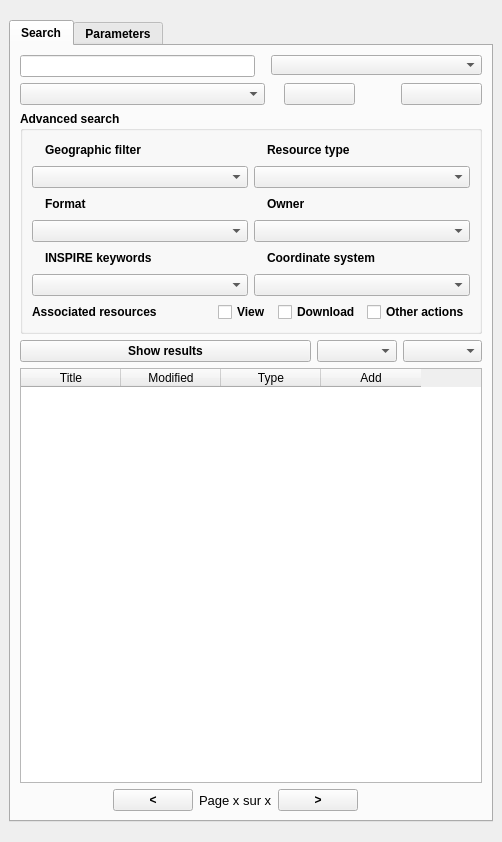
Above: ui/isogeo_dockwidget_base.ui from isogeo/isogeo-plugin-qgis before the change. Below: the same form after it.
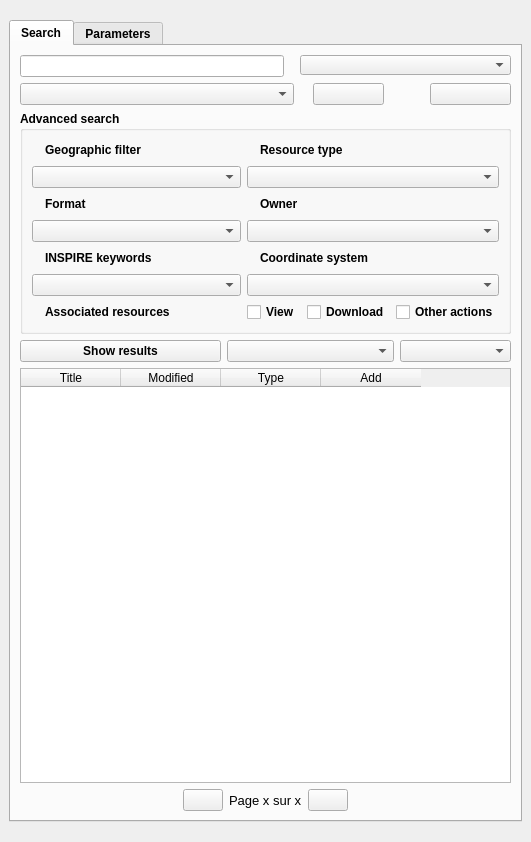
That is the form after the change. Icons and pictures are not drawn. Custom widgets are drawn as their Qt base class.

Diff of the .ui file:
```diff
--- a/ui/isogeo_dockwidget_base.ui
+++ b/ui/isogeo_dockwidget_base.ui
@@ -6,13 +6,13 @@
    <rect>
     <x>0</x>
     <y>0</y>
-    <width>502</width>
+    <width>531</width>
     <height>842</height>
    </rect>
   </property>
   <property name="minimumSize">
    <size>
-    <width>502</width>
+    <width>531</width>
     <height>842</height>
    </size>
   </property>
@@ -188,9 +188,7 @@
           </property>
           <layout class="QGridLayout" name="gridLayout_2">
            <item row="0" column="0">
-            <layout class="QVBoxLayout" name="verticalLayout_10">
-             <item>
-              <layout class="QHBoxLayout" name="horizontalLayout_15">
+            <layout class="QHBoxLayout" name="horizontalLayout_16">
                <item>
                 <layout class="QVBoxLayout" name="verticalLayout_8">
                  <item>
@@ -390,6 +388,47 @@
                    </item>
                   </layout>
                  </item>
+               <item>
+                <layout class="QHBoxLayout" name="horizontalLayout_15">
+                 <item>
+                  <widget class="QLabel" name="label_12">
+                   <property name="text">
+                    <string/>
+                   </property>
+                   <property name="pixmap">
+                    <pixmap resource="../resources.qrc">:/plugins/Isogeo/resources/play.png</pixmap>
+                   </property>
+                  </widget>
+                 </item>
+                 <item>
+                  <widget class="QLabel" name="label_6">
+                   <property name="font">
+                    <font>
+                     <weight>75</weight>
+                     <italic>false</italic>
+                     <bold>true</bold>
+                    </font>
+                   </property>
+                   <property name="text">
+                    <string>Associated resources</string>
+                   </property>
+                  </widget>
+                 </item>
+                 <item>
+                  <spacer name="horizontalSpacer_12">
+                   <property name="orientation">
+                    <enum>Qt::Horizontal</enum>
+                   </property>
+                   <property name="sizeHint" stdset="0">
+                    <size>
+                     <width>68</width>
+                     <height>20</height>
+                    </size>
+                   </property>
+                  </spacer>
+                 </item>
+                </layout>
+               </item>
                 </layout>
                </item>
                <item>
@@ -591,42 +630,6 @@
                    </item>
                   </layout>
                  </item>
-                </layout>
-               </item>
-              </layout>
-             </item>
-             <item>
-              <layout class="QHBoxLayout" name="horizontalLayout_16">
-               <item>
-                <widget class="QLabel" name="label_6">
-                 <property name="font">
-                  <font>
-                   <weight>75</weight>
-                   <italic>false</italic>
-                   <bold>true</bold>
-                  </font>
-                 </property>
-                 <property name="text">
-                  <string>Associated resources</string>
-                 </property>
-                </widget>
-               </item>
-               <item>
-                <spacer name="horizontalSpacer_12">
-                 <property name="orientation">
-                  <enum>Qt::Horizontal</enum>
-                 </property>
-                 <property name="sizeType">
-                  <enum>QSizePolicy::Fixed</enum>
-                 </property>
-                 <property name="sizeHint" stdset="0">
-                  <size>
-                   <width>40</width>
-                   <height>20</height>
-                  </size>
-                 </property>
-                </spacer>
-               </item>
                <item>
                 <layout class="QHBoxLayout" name="horizontalLayout_11">
                  <item>
@@ -665,7 +668,7 @@
            <widget class="QPushButton" name="btn_show">
             <property name="minimumSize">
              <size>
-              <width>291</width>
+              <width>201</width>
               <height>0</height>
              </size>
             </property>
@@ -682,7 +685,20 @@
            <widget class="QComboBox" name="cbb_ob"/>
           </item>
           <item>
-           <widget class="QComboBox" name="cbb_od"/>
+           <widget class="QComboBox" name="cbb_od">
+            <property name="minimumSize">
+             <size>
+              <width>0</width>
+              <height>0</height>
+             </size>
+            </property>
+            <property name="maximumSize">
+             <size>
+              <width>111</width>
+              <height>16777215</height>
+             </size>
+            </property>
+           </widget>
           </item>
          </layout>
         </item>
@@ -749,7 +765,11 @@
              </sizepolicy>
             </property>
             <property name="text">
-             <string notr="true">&lt;</string>
+             <string notr="true"/>
+            </property>
+            <property name="icon">
+             <iconset resource="../resources.qrc">
+              <normaloff>:/plugins/Isogeo/resources/previous.png</normaloff>:/plugins/Isogeo/resources/previous.png</iconset>
             </property>
            </widget>
           </item>
@@ -770,7 +790,11 @@
           <item>
            <widget class="QPushButton" name="btn_next">
             <property name="text">
-             <string>&gt;</string>
+             <string/>
+            </property>
+            <property name="icon">
+             <iconset resource="../resources.qrc">
+              <normaloff>:/plugins/Isogeo/resources/next.png</normaloff>:/plugins/Isogeo/resources/next.png</iconset>
             </property>
            </widget>
           </item>
```
Left out of the diff: 30 changed lines with no effect on the pictures. Lines whose indentation alone changed are shown as unchanged.
